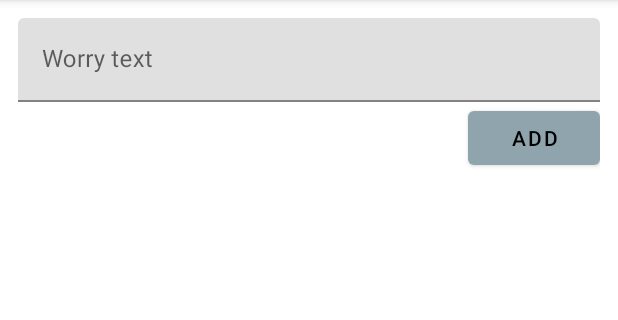
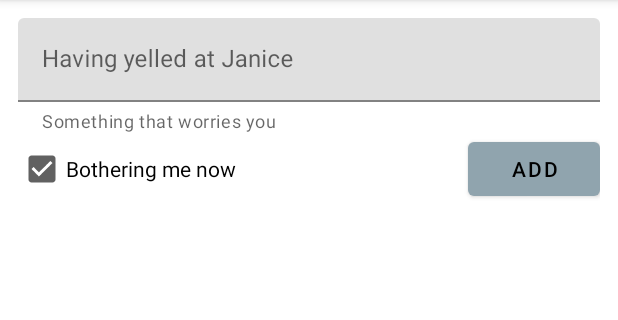
Before and after one commit to agcollins/WorryWhy, an Android app: the AddWorryFragment screen opened through its navigation route, on a phone screen of 412 x 824 dp, the part 84-404 px from its top. Run offline under Robolectric (Android 15) with nearby library versions, the phone set to English and light mode, and no system bars; our stand-ins replace Dagger/Hilt's generated code.

Commit message:
helper text + checkbox for current worry

```diff
--- a/app/src/main/java/com/agc/worrywhy/add/AddWorryFragment.kt
+++ b/app/src/main/java/com/agc/worrywhy/add/AddWorryFragment.kt
@@ -33,7 +33,7 @@ class AddWorryFragment : Fragment() {
         }
 
         button_worry_add.setOnClickListener {
-            viewModel.addWorry(edit_text_add_worry.text.toString())
+            viewModel.addWorry(edit_text_add_worry.text.toString(), check_current_worry.isChecked)
             findNavController().popBackStack()
         }
     }
--- a/app/src/main/res/layout/add_worry_fragment.xml
+++ b/app/src/main/res/layout/add_worry_fragment.xml
@@ -12,6 +12,7 @@
         android:layout_height="wrap_content"
         app:layout_constraintStart_toStartOf="parent"
         app:layout_constraintEnd_toEndOf="parent"
+        app:helperText="@string/worry_helper"
         app:layout_constraintTop_toTopOf="parent"
         android:id="@+id/il_worry_text"
         >
@@ -23,8 +24,20 @@
             android:imeOptions="actionDone"
             android:maxLines="1"
             android:inputType="text"
+
             />
     </com.google.android.material.textfield.TextInputLayout>
+
+    <com.google.android.material.checkbox.MaterialCheckBox
+        android:id="@+id/check_current_worry"
+        android:layout_width="wrap_content"
+        android:layout_height="wrap_content"
+        android:checked="true"
+        android:text="@string/bothering_me_now"
+        app:layout_constraintEnd_toStartOf="@+id/button_worry_add"
+        app:layout_constraintHorizontal_bias="0.0"
+        app:layout_constraintStart_toStartOf="@+id/il_worry_text"
+        app:layout_constraintTop_toBottomOf="@+id/il_worry_text" />
 
     <com.google.android.material.button.MaterialButton
         android:id="@+id/button_worry_add"
--- a/app/src/main/res/values/strings.xml
+++ b/app/src/main/res/values/strings.xml
@@ -2,10 +2,12 @@
     <string name="app_name">WorryWhy</string>
     <string name="action_settings">Settings</string>
     <string name="two">2</string>
-    <string name="worry_text">Worry text</string>
+    <string name="worry_text">Having yelled at Janice</string>
     <string name="add">Add</string>
     <!-- TODO: Remove or change this placeholder text -->
     <string name="hello_blank_fragment">Hello blank fragment</string>
     <string name="add_a_worry">Add a worry</string>
     <string name="action_remove_all">Remove all</string>
+    <string name="worry_helper">Something that worries you</string>
+    <string name="bothering_me_now">Bothering me now</string>
 </resources>
```
